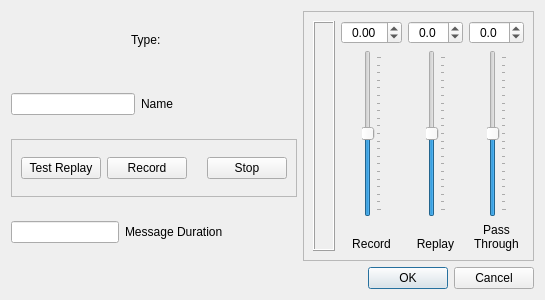
Before: the Qt Designer form mqt/MqtLogger/txVmExternalButtonDialog.ui in Rsclub22/Minos2-Mirror, drawn with Qt 5.
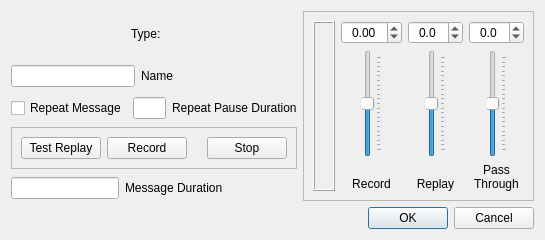
After: the same form once the commit is applied. Custom widgets are drawn as their Qt base class.

Commit message: ExternalKeyer mostly working

```diff
--- a/mqt/MqtLogger/txVmExternalButtonDialog.ui
+++ b/mqt/MqtLogger/txVmExternalButtonDialog.ui
@@ -7,7 +7,7 @@
     <x>0</x>
     <y>0</y>
     <width>545</width>
-    <height>300</height>
+    <height>240</height>
    </rect>
   </property>
   <property name="windowTitle">
@@ -15,7 +15,7 @@
   </property>
   <layout class="QVBoxLayout" name="verticalLayout_4">
    <item>
-    <layout class="QHBoxLayout" name="horizontalLayout_8">
+    <layout class="QHBoxLayout" name="horizontalLayout_10">
      <item>
       <layout class="QVBoxLayout" name="verticalLayout">
        <item>
@@ -89,6 +89,44 @@
          </item>
         </layout>
        </item>
+       <item>
+        <layout class="QHBoxLayout" name="horizontalLayout_9">
+         <item>
+          <widget class="QCheckBox" name="repeatChkBox">
+           <property name="text">
+            <string>Repeat Message</string>
+           </property>
+          </widget>
+         </item>
+         <item>
+          <layout class="QHBoxLayout" name="horizontalLayout_8">
+           <item>
+            <widget class="QLineEdit" name="repeatPauseDur"/>
+           </item>
+           <item>
+            <widget class="QLabel" name="label_4">
+             <property name="text">
+              <string>Repeat Pause Duration</string>
+             </property>
+            </widget>
+           </item>
+           <item>
+            <spacer name="horizontalSpacer_3">
+             <property name="orientation">
+              <enum>Qt::Horizontal</enum>
+             </property>
+             <property name="sizeHint" stdset="0">
+              <size>
+               <width>40</width>
+               <height>20</height>
+              </size>
+             </property>
+            </spacer>
+           </item>
+          </layout>
+         </item>
+        </layout>
+       </item>
        <item>
         <widget class="QFrame" name="recordingFrame">
          <property name="frameShape">
```
The commit also changes 41 other files.
